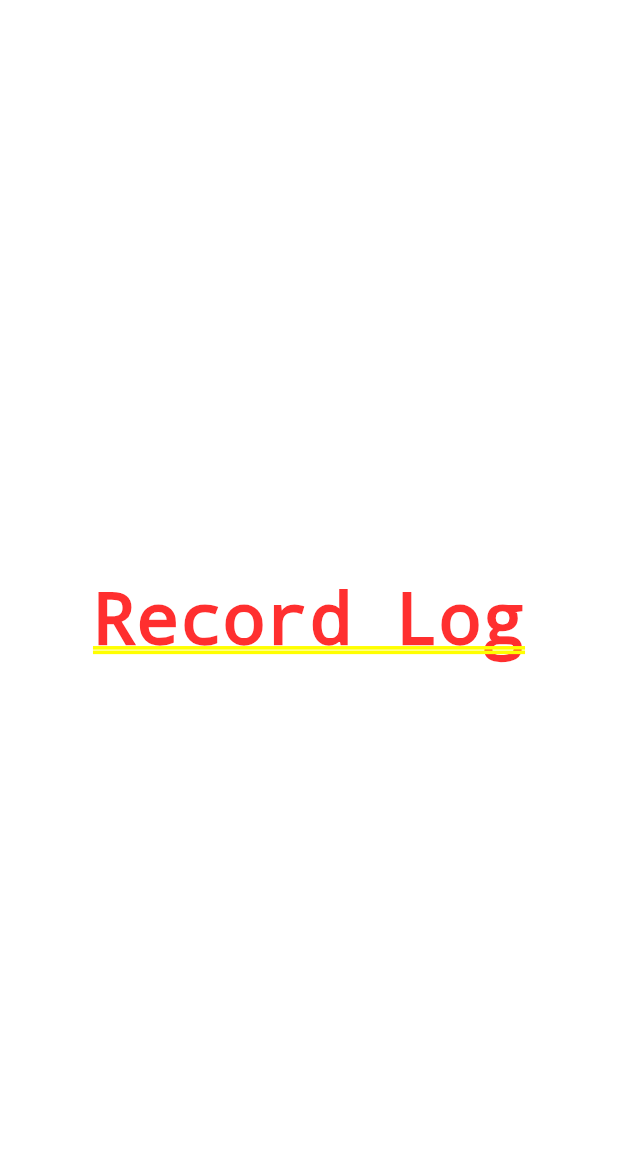
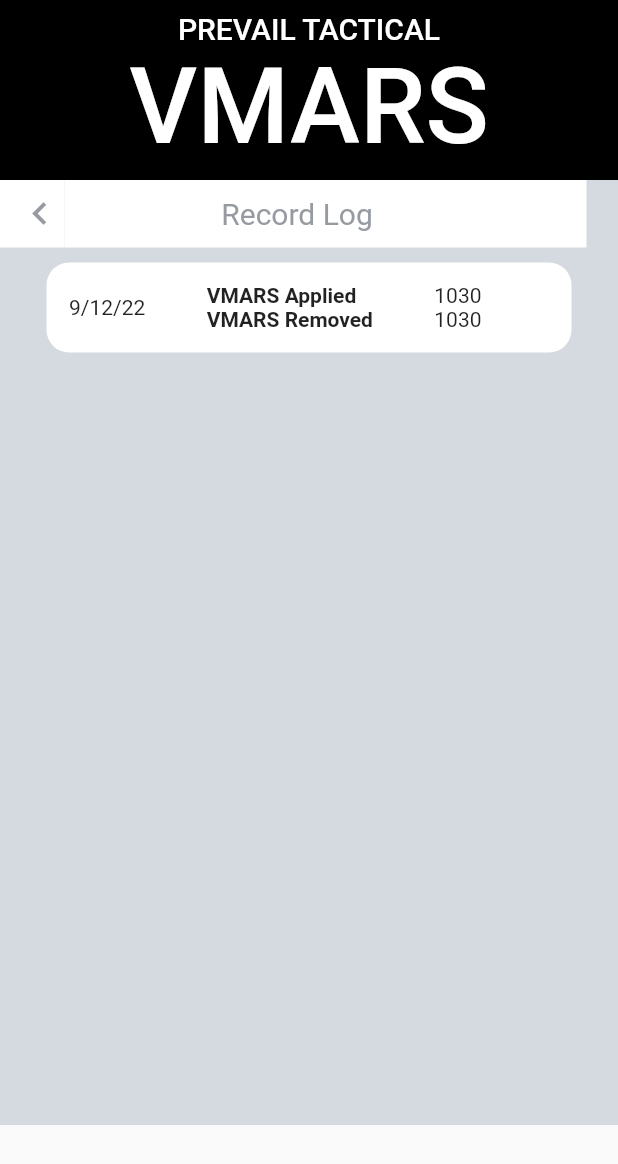
Before and after one commit to akayani976/VMARS, a Flutter app: the screen it shows after launch, after a tap on "Record Log", on a phone screen of 412 x 824 dp. Shown: the top 1164 px of the screen. Run offline on Flutter 3.47's test engine with Material 2 defaults, Android fonts, the phone set to English and light mode, and no system bars; our stand-ins replace dotted_line, gap, get, percent_indicator.

Commit message:
Records log page and specific record page

```diff
--- a/lib/views/home_screen.dart
+++ b/lib/views/home_screen.dart
@@ -29,6 +29,7 @@
       appBar: AppBar(
         automaticallyImplyLeading: false,
         backgroundColor: Colors.black,
+        elevation: 0,
         toolbarHeight: AppLayout.getHeight(130),
         title: Center(
           child: Column(
--- a/lib/views/record_logs.dart
+++ b/lib/views/record_logs.dart
@@ -1,13 +1,132 @@
 import 'package:flutter/material.dart';
+import 'package:gap/gap.dart';
+import 'package:get/get.dart';
+import 'package:intl/intl.dart';
+import 'package:vmar/AppLayout/getx.dart';
+import 'package:vmar/views/home_screen.dart';
+import 'package:vmar/views/single_record_page.dart';
 
 class RecordLogsPage extends StatelessWidget {
   const RecordLogsPage({super.key});
 
   @override
   Widget build(BuildContext context) {
-    return Container(
-      color: Colors.white,
-      child: const Center(child: Text("Record Log")),
+    String logDate = DateFormat("M/dd/yy").format((DateTime.now()));
+    String applyTime = DateFormat("HHmm").format((DateTime.now()));
+    String removeTime = DateFormat("HHmm").format((DateTime.now()));
+    return Scaffold(
+      appBar: AppBar(
+        automaticallyImplyLeading: false,
+        backgroundColor: Colors.black,
+        elevation: 0,
+        toolbarHeight: AppLayout.getHeight(120),
+        title: Center(
+          child: Column(
+            children: [
+              Text(
+                'PREVAIL TACTICAL',
+                style: TextStyle(fontSize: AppLayout.getHeight(20)),
+              ),
+              Text(
+                'VMARS',
+                style: TextStyle(fontSize: AppLayout.getHeight(70)),
+              ),
+            ],
+          ),
+        ),
+      ),
+      body: SingleChildScrollView(
+        child: Container(
+          color: const Color.fromARGB(255, 213, 218, 224),
+          height: AppLayout.getHeight(630),
+          child: Column(
+            children: [
+              Row(
+                children: [
+                  Container(
+                    padding: EdgeInsets.only(left: AppLayout.getWidth(10)),
+                    color: Colors.white,
+                    height: AppLayout.getHeight(45),
+                    width: AppLayout.getWidth(43),
+                    child: GestureDetector(
+                      onTap: () {
+                        Get.to(const HomePage());
+                      },
+                      child: const Icon(
+                        Icons.chevron_left_sharp,
+                        color: Color.fromARGB(255, 150, 155, 162),
+                        size: 30,
+                      ),
+                    ),
+                  ),
+                  Container(
+                    padding: EdgeInsets.only(right: AppLayout.getWidth(38)),
+                    color: Colors.white,
+                    width: AppLayout.getWidth(348),
+                    height: AppLayout.getHeight(45),
+                    child: const Center(
+                        child: Text(
+                      'Record Log',
+                      style: TextStyle(
+                          fontSize: 20,
+                          color: Color.fromARGB(255, 150, 155, 162)),
+                    )),
+                  ),
+                ],
+              ),
+              Gap(AppLayout.getHeight(10)),
+              GestureDetector(
+                onTap: () {
+                  Get.to(const SingleRecordPage());
+                },
+                child: Container(
+                  padding: EdgeInsets.only(
+                      left: AppLayout.getWidth(15),
+                      right: AppLayout.getWidth(60)),
+                  width: AppLayout.getWidth(350),
+                  height: 60,
+                  decoration: BoxDecoration(
+                    borderRadius: BorderRadius.circular(15),
+                    color: Colors.white,
+                  ),
+                  child: Row(
+                    mainAxisAlignment: MainAxisAlignment.spaceBetween,
+                    children: [
+                      Text(
+                        logDate,
+                      ),
+                      Column(
+                        crossAxisAlignment: CrossAxisAlignment.start,
+                        mainAxisAlignment: MainAxisAlignment.center,
+                        children: const [
+                          Text(
+                            'VMARS Applied',
+                            style: TextStyle(fontWeight: FontWeight.bold),
+                          ),
+                          Text(
+                            'VMARS Removed',
+                            style: TextStyle(fontWeight: FontWeight.bold),
+                          )
+                        ],
+                      ),
+                      Column(
+                        crossAxisAlignment: CrossAxisAlignment.start,
+                        mainAxisAlignment: MainAxisAlignment.center,
+                        children: [
+                          Text(
+                            applyTime,
+                          ),
+                          Text(removeTime)
+                        ],
+                      ),
+                    ],
+                  ),
+                ),
+              ),
+            ],
+          ),
+        ),
+      ),
     );
   }
 }
--- a/lib/views/settings_screen.dart
+++ b/lib/views/settings_screen.dart
@@ -14,6 +14,7 @@
       appBar: AppBar(
         automaticallyImplyLeading: false,
         backgroundColor: Colors.black,
+        elevation: 0,
         toolbarHeight: AppLayout.getHeight(120),
         title: Center(
           child: Column(
@@ -39,15 +40,16 @@
               Row(
                 children: [
                   Container(
-                    padding: EdgeInsets.only(left: AppLayout.getWidth(20)),
+                    padding: EdgeInsets.only(left: AppLayout.getWidth(10)),
                     height: AppLayout.getHeight(70),
                     child: GestureDetector(
                       onTap: () {
                         Get.to(const HomePage());
                       },
                       child: const Icon(
-                        Icons.arrow_back_ios,
+                        Icons.chevron_left_sharp,
                         color: Color.fromARGB(255, 150, 155, 162),
+                        size: 30,
                       ),
                     ),
                   ),
--- a/pubspec.yaml
+++ b/pubspec.yaml
@@ -43,6 +43,7 @@
   intl: ^0.17.0
   flutter_bloc: ^8.1.1
   equatable: ^2.0.5
+  dotted_line: ^3.1.0
 
 
 dev_dependencies:
```
Also changed, not shown: lib/views/single_record_page.dart (added, +178 -0 lines), pubspec.lock.
